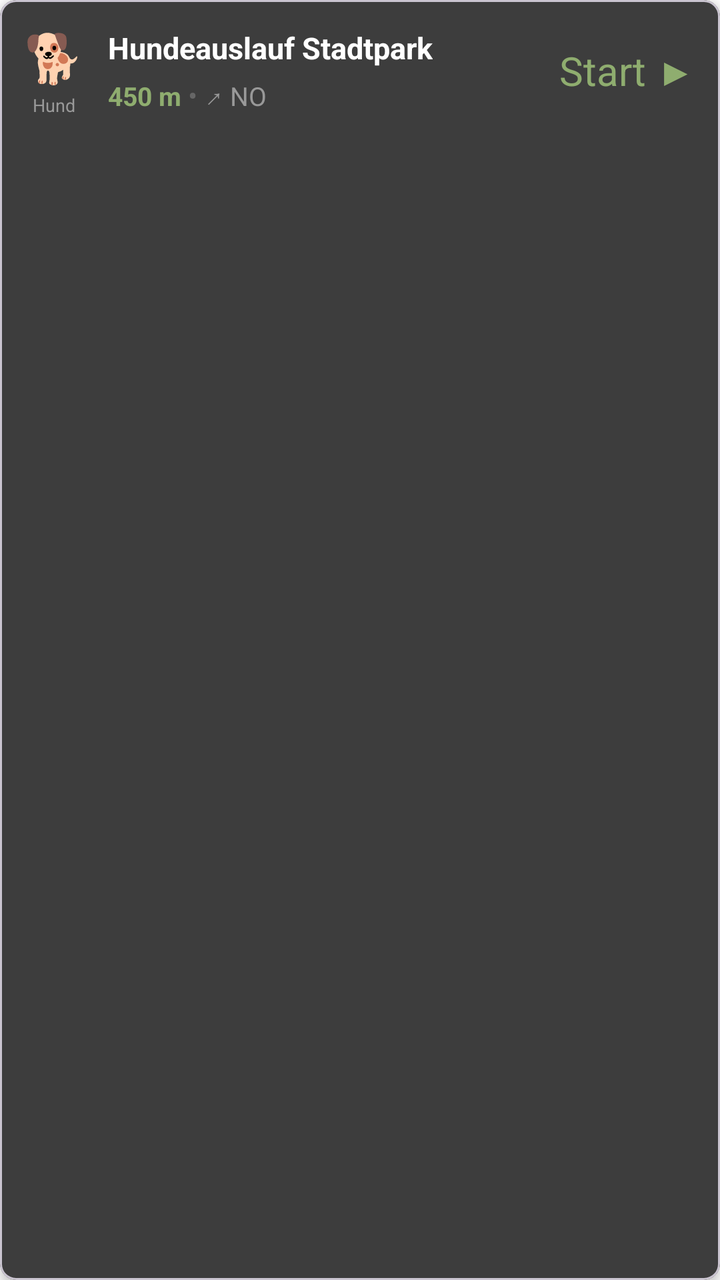
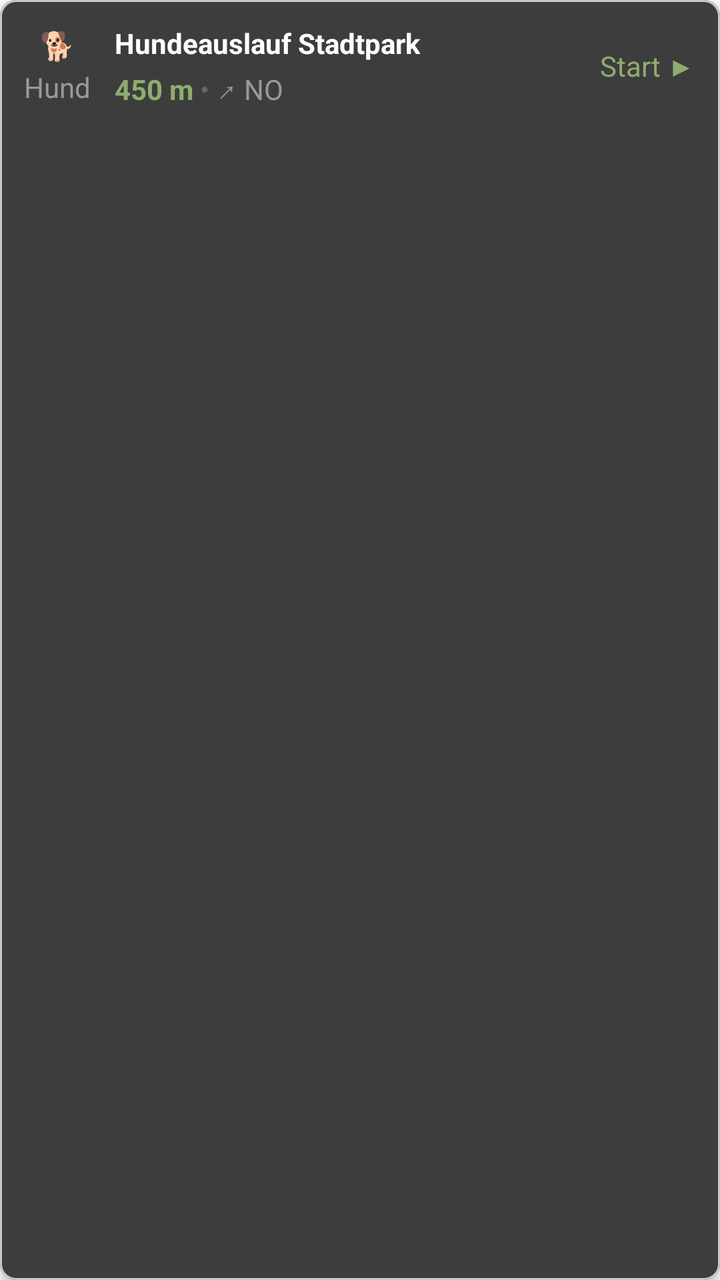

Before-and-after screenshots of an Android layout around one commit, followed by the original layout XML and the change that was made.
<!-- AndroidManifest.xml: application theme Theme.HundeWildnis -->
<!-- res/layout/item_poi_extended.xml -->
<?xml version="1.0" encoding="utf-8"?>
<com.google.android.material.card.MaterialCardView xmlns:android="http://schemas.android.com/apk/res/android"
    xmlns:app="http://schemas.android.com/apk/res-auto"
    android:layout_width="match_parent"
    android:layout_height="wrap_content"
    android:layout_margin="6dp"
    app:cardCornerRadius="8dp"
    app:cardElevation="3dp"
    app:cardBackgroundColor="#3d3d3d">

    <LinearLayout
        android:id="@+id/poiContainer"
        android:layout_width="match_parent"
        android:layout_height="wrap_content"
        android:orientation="vertical"
        android:padding="12dp"
        android:background="?attr/selectableItemBackground"
        android:clickable="true"
        android:focusable="true">

        
        <LinearLayout
            android:layout_width="match_parent"
            android:layout_height="wrap_content"
            android:orientation="horizontal"
            android:gravity="center_vertical">

            
            <LinearLayout
                android:layout_width="wrap_content"
                android:layout_height="wrap_content"
                android:orientation="vertical"
                android:gravity="center"
                android:layout_marginEnd="12dp">

                <TextView
                    android:id="@+id/poiIcon"
                    android:layout_width="wrap_content"
                    android:layout_height="wrap_content"
                    android:text="🐕"
                    android:textSize="24sp" />

                <TextView
                    android:id="@+id/poiCategory"
                    android:layout_width="wrap_content"
                    android:layout_height="wrap_content"
                    android:text="Hund"
                    android:textSize="9sp"
                    android:textColor="#999999"
                    android:layout_marginTop="2dp" />
            </LinearLayout>

            
            <LinearLayout
                android:layout_width="0dp"
                android:layout_height="wrap_content"
                android:layout_weight="1"
                android:orientation="vertical">

                <TextView
                    android:id="@+id/poiName"
                    android:layout_width="wrap_content"
                    android:layout_height="wrap_content"
                    android:text="Hundeauslauf Stadtpark"
                    android:textSize="15sp"
                    android:textStyle="bold"
                    android:textColor="#FFFFFF"
                    android:maxLines="2"
                    android:ellipsize="end" />

                
                <LinearLayout
                    android:layout_width="wrap_content"
                    android:layout_height="wrap_content"
                    android:orientation="horizontal"
                    android:layout_marginTop="4dp">

                    <TextView
                        android:id="@+id/poiDistance"
                        android:layout_width="wrap_content"
                        android:layout_height="wrap_content"
                        android:text="450 m"
                        android:textSize="13sp"
                        android:textColor="#8fad6f"
                        android:textStyle="bold" />

                    <TextView
                        android:layout_width="wrap_content"
                        android:layout_height="wrap_content"
                        android:text=" • "
                        android:textColor="#666666" />

                    <TextView
                        android:id="@+id/poiDirection"
                        android:layout_width="wrap_content"
                        android:layout_height="wrap_content"
                        android:text="↗ NO"
                        android:textSize="13sp"
                        android:textColor="#999999" />
                </LinearLayout>

            </LinearLayout>

            
            <TextView
                android:layout_width="wrap_content"
                android:layout_height="wrap_content"
                android:text="Start ▶"
                android:textSize="20sp"
                android:textColor="#8fad6f"
                android:layout_marginStart="8dp" />

        </LinearLayout>

        
        
        
        <LinearLayout
            android:id="@+id/poiDetailsContainer"
            android:layout_width="match_parent"
            android:layout_height="wrap_content"
            android:orientation="vertical"
            android:layout_marginTop="12dp"
            android:paddingTop="8dp"
            android:visibility="gone">

            
            <View
                android:layout_width="match_parent"
                android:layout_height="1dp"
                android:background="#555555"
                android:layout_marginBottom="8dp" />

            
            <LinearLayout
                android:id="@+id/addressLayout"
                android:layout_width="match_parent"
                android:layout_height="wrap_content"
                android:orientation="horizontal"
                android:layout_marginBottom="4dp"
                android:visibility="gone">

                <TextView
                    android:layout_width="90dp"
                    android:layout_height="wrap_content"
                    android:text="📍 Adresse:"
                    android:textSize="11sp"
                    android:textColor="#999999" />

                <TextView
                    android:id="@+id/poiAddress"
                    android:layout_width="0dp"
                    android:layout_height="wrap_content"
                    android:layout_weight="1"
                    android:text="Musterstraße 123"
                    android:textSize="11sp"
                    android:textColor="#CCCCCC" />
            </LinearLayout>

            
            <LinearLayout
                android:id="@+id/phoneLayout"
                android:layout_width="match_parent"
                android:layout_height="wrap_content"
                android:orientation="horizontal"
                android:layout_marginBottom="4dp"
                android:visibility="gone">

                <TextView
                    android:layout_width="90dp"
                    android:layout_height="wrap_content"
                    android:text="📞 Telefon:"
                    android:textSize="11sp"
                    android:textColor="#999999" />

                <TextView
                    android:id="@+id/poiPhone"
                    android:layout_width="0dp"
                    android:layout_height="wrap_content"
                    android:layout_weight="1"
                    android:text="+49 123 456789"
                    android:textSize="11sp"
                    android:textColor="#ffffff"
                    android:autoLink="phone" />
            </LinearLayout>

            
            <LinearLayout
                android:id="@+id/websiteLayout"
                android:layout_width="match_parent"
                android:layout_height="wrap_content"
                android:orientation="horizontal"
                android:layout_marginBottom="4dp"
                android:visibility="gone">

                <TextView
                    android:layout_width="90dp"
                    android:layout_height="wrap_content"
                    android:text="🌐 Website:"
                    android:textSize="11sp"
                    android:textColor="#999999" />

                <TextView
                    android:id="@+id/poiWebsite"
                    android:layout_width="0dp"
                    android:layout_height="wrap_content"
                    android:layout_weight="1"
                    android:text="www.example.com"
                    android:textSize="11sp"
                    android:textColor="#8fad6f"
                    android:autoLink="web" />
            </LinearLayout>

            
            <LinearLayout
                android:id="@+id/hoursLayout"
                android:layout_width="match_parent"
                android:layout_height="wrap_content"
                android:orientation="horizontal"
                android:layout_marginBottom="4dp"
                android:visibility="gone">

                <TextView
                    android:layout_width="90dp"
                    android:layout_height="wrap_content"
                    android:text="🕒 Öffnung:"
                    android:textSize="11sp"
                    android:textColor="#999999" />

                <TextView
                    android:id="@+id/poiHours"
                    android:layout_width="0dp"
                    android:layout_height="wrap_content"
                    android:layout_weight="1"
                    android:text="Mo-Fr 09:00-18:00"
                    android:textSize="11sp"
                    android:textColor="#CCCCCC" />
            </LinearLayout>

            
            <LinearLayout
                android:id="@+id/descriptionLayout"
                android:layout_width="match_parent"
                android:layout_height="wrap_content"
                android:orientation="horizontal"
                android:layout_marginBottom="4dp"
                android:visibility="gone">

                <TextView
                    android:layout_width="90dp"
                    android:layout_height="wrap_content"
                    android:text="ℹ️ Info:"
                    android:textSize="11sp"
                    android:textColor="#999999" />

                <TextView
                    android:id="@+id/poiDescription"
                    android:layout_width="0dp"
                    android:layout_height="wrap_content"
                    android:layout_weight="1"
                    android:text="Große Wiese für Hunde"
                    android:textSize="11sp"
                    android:textColor="#CCCCCC"
                    android:maxLines="3"
                    android:ellipsize="end" />
            </LinearLayout>

            
            <LinearLayout
                android:id="@+id/operatorLayout"
                android:layout_width="match_parent"
                android:layout_height="wrap_content"
                android:orientation="horizontal"
                android:layout_marginBottom="4dp"
                android:visibility="gone">

                <TextView
                    android:layout_width="90dp"
                    android:layout_height="wrap_content"
                    android:text="👤 Betreiber:"
                    android:textSize="11sp"
                    android:textColor="#999999" />

                <TextView
                    android:id="@+id/poiOperator"
                    android:layout_width="0dp"
                    android:layout_height="wrap_content"
                    android:layout_weight="1"
                    android:text="Stadt Frankfurt"
                    android:textSize="11sp"
                    android:textColor="#CCCCCC" />
            </LinearLayout>

            
            <LinearLayout
                android:id="@+id/accessLayout"
                android:layout_width="match_parent"
                android:layout_height="wrap_content"
                android:orientation="horizontal"
                android:visibility="gone">

                <TextView
                    android:layout_width="90dp"
                    android:layout_height="wrap_content"
                    android:text="🚪 Zugang:"
                    android:textSize="11sp"
                    android:textColor="#999999" />

                <TextView
                    android:id="@+id/poiAccess"
                    android:layout_width="0dp"
                    android:layout_height="wrap_content"
                    android:layout_weight="1"
                    android:text="Frei zugänglich"
                    android:textSize="11sp"
                    android:textColor="#CCCCCC" />
            </LinearLayout>

        </LinearLayout>

    </LinearLayout>

</com.google.android.material.card.MaterialCardView>
<!-- resources referenced by this layout -->
<resources>
  <style name="Base.Theme.HundeWildnis" parent="Theme.Material3.Light.NoActionBar">
          <item name="colorPrimary">#2d5016</item>
          <item name="colorPrimaryVariant">#1a3009</item>
          <item name="colorOnPrimary">#FFFFFF</item>
          <item name="colorSecondary">#6b8e4e</item>
          <item name="colorSecondaryVariant">#4a6135</item>
          <item name="colorOnSecondary">#000000</item>
          <item name="android:statusBarColor">?attr/colorPrimaryVariant</item>
  
          <item name="android:navigationBarColor">@android:color/transparent</item>
          <item name="android:windowLightStatusBar">true</item>
          <item name="android:windowLightNavigationBar">true</item>
          <item name="android:enforceNavigationBarContrast" tools:targetApi="q">false</item>
          <item name="android:enforceStatusBarContrast" tools:targetApi="q">false</item>
  
          
          <item name="colorAccent">#2d5016</item>
          <item name="android:textColorPrimary">#000000</item>
  
          
          <item name="materialAlertDialogTheme">@style/AlertDialogTheme</item>
  
          
          <item name="actionMenuTextColor">#FFFFFF</item>
  
          
          <item name="android:windowBackground">#FFFFFF</item>
          <item name="android:colorBackground">#FFFFFF</item>
      </style>
  <style name="AlertDialogTheme" parent="ThemeOverlay.Material3.MaterialAlertDialog">
          
          <item name="colorSurface">#FFFFFF</item>
  
          
          <item name="colorOnSurface">#000000</item>
          <item name="android:textColorPrimary">#000000</item>
  
          
          <item name="buttonBarPositiveButtonStyle">@style/DialogButtonStyle.Light</item>
          <item name="buttonBarNegativeButtonStyle">@style/DialogButtonStyle.Light</item>
          <item name="buttonBarNeutralButtonStyle">@style/DialogButtonStyle.Light</item>
      </style>
  <style name="DialogButtonStyle.Light" parent="Widget.Material3.Button.TextButton.Dialog">
          
          <item name="android:textColor">#2d5016</item>
  
          
          <item name="backgroundTint">@android:color/transparent</item>
  
          
          <item name="rippleColor">#332d5016</item>
      </style>
  <!-- unchanged entries left out for length: 1 -->
</resources>

<!-- the commit's change to res/layout/item_poi_extended.xml (unified diff, before → after) -->
@@ -38,14 +38,14 @@
                     android:layout_width="wrap_content"
                     android:layout_height="wrap_content"
                     android:text="🐕"
-                    android:textSize="24sp" />
+                    android:textSize="@dimen/text_body_medium" />
 
                 <TextView
                     android:id="@+id/poiCategory"
                     android:layout_width="wrap_content"
                     android:layout_height="wrap_content"
                     android:text="Hund"
-                    android:textSize="9sp"
+                    android:textSize="@dimen/text_body_medium"
                     android:textColor="#999999"
                     android:layout_marginTop="2dp" />
             </LinearLayout>
@@ -62,7 +62,7 @@
                     android:layout_width="wrap_content"
                     android:layout_height="wrap_content"
                     android:text="Hundeauslauf Stadtpark"
-                    android:textSize="15sp"
+                    android:textSize="@dimen/text_body_medium"
                     android:textStyle="bold"
                     android:textColor="#FFFFFF"
                     android:maxLines="2"
@@ -80,7 +80,7 @@
                         android:layout_width="wrap_content"
                         android:layout_height="wrap_content"
                         android:text="450 m"
-                        android:textSize="13sp"
+                        android:textSize="@dimen/text_body_medium"
                         android:textColor="#8fad6f"
                         android:textStyle="bold" />
 
@@ -95,7 +95,7 @@
                         android:layout_width="wrap_content"
                         android:layout_height="wrap_content"
                         android:text="↗ NO"
-                        android:textSize="13sp"
+                        android:textSize="@dimen/text_body_medium"
                         android:textColor="#999999" />
                 </LinearLayout>
 
@@ -106,7 +106,7 @@
                 android:layout_width="wrap_content"
                 android:layout_height="wrap_content"
                 android:text="Start ▶"
-                android:textSize="20sp"
+                android:textSize="@dimen/text_body_medium"
                 android:textColor="#8fad6f"
                 android:layout_marginStart="8dp" />
 
@@ -144,7 +144,7 @@
                     android:layout_width="90dp"
                     android:layout_height="wrap_content"
                     android:text="📍 Adresse:"
-                    android:textSize="11sp"
+                    android:textSize="@dimen/text_body_medium"
                     android:textColor="#999999" />
 
                 <TextView
@@ -153,7 +153,7 @@
                     android:layout_height="wrap_content"
                     android:layout_weight="1"
                     android:text="Musterstraße 123"
-                    android:textSize="11sp"
+                    android:textSize="@dimen/text_body_medium"
                     android:textColor="#CCCCCC" />
             </LinearLayout>
 
@@ -170,7 +170,7 @@
                     android:layout_width="90dp"
                     android:layout_height="wrap_content"
                     android:text="📞 Telefon:"
-                    android:textSize="11sp"
+                    android:textSize="@dimen/text_body_medium"
                     android:textColor="#999999" />
 
                 <TextView
@@ -179,7 +179,7 @@
                     android:layout_height="wrap_content"
                     android:layout_weight="1"
                     android:text="+49 123 456789"
-                    android:textSize="11sp"
+                    android:textSize="@dimen/text_body_medium"
                     android:textColor="#ffffff"
                     android:autoLink="phone" />
             </LinearLayout>
@@ -197,7 +197,7 @@
                     android:layout_width="90dp"
                     android:layout_height="wrap_content"
                     android:text="🌐 Website:"
-                    android:textSize="11sp"
+                    android:textSize="@dimen/text_body_medium"
                     android:textColor="#999999" />
 
                 <TextView
@@ -206,7 +206,7 @@
                     android:layout_height="wrap_content"
                     android:layout_weight="1"
                     android:text="www.example.com"
-                    android:textSize="11sp"
+                    android:textSize="@dimen/text_body_medium"
                     android:textColor="#8fad6f"
                     android:autoLink="web" />
             </LinearLayout>
@@ -224,7 +224,7 @@
                     android:layout_width="90dp"
                     android:layout_height="wrap_content"
                     android:text="🕒 Öffnung:"
-                    android:textSize="11sp"
+                    android:textSize="@dimen/text_body_medium"
                     android:textColor="#999999" />
 
                 <TextView
@@ -233,7 +233,7 @@
                     android:layout_height="wrap_content"
                     android:layout_weight="1"
                     android:text="Mo-Fr 09:00-18:00"
-                    android:textSize="11sp"
+                    android:textSize="@dimen/text_body_medium"
                     android:textColor="#CCCCCC" />
             </LinearLayout>
 
@@ -250,7 +250,7 @@
                     android:layout_width="90dp"
                     android:layout_height="wrap_content"
                     android:text="ℹ️ Info:"
-                    android:textSize="11sp"
+                    android:textSize="@dimen/text_body_medium"
                     android:textColor="#999999" />
 
                 <TextView
@@ -259,7 +259,7 @@
                     android:layout_height="wrap_content"
                     android:layout_weight="1"
                     android:text="Große Wiese für Hunde"
-                    android:textSize="11sp"
+                    android:textSize="@dimen/text_body_medium"
                     android:textColor="#CCCCCC"
                     android:maxLines="3"
                     android:ellipsize="end" />
@@ -278,7 +278,7 @@
                     android:layout_width="90dp"
                     android:layout_height="wrap_content"
                     android:text="👤 Betreiber:"
-                    android:textSize="11sp"
+                    android:textSize="@dimen/text_body_medium"
                     android:textColor="#999999" />
 
                 <TextView
@@ -287,7 +287,7 @@
                     android:layout_height="wrap_content"
                     android:layout_weight="1"
                     android:text="Stadt Frankfurt"
-                    android:textSize="11sp"
+                    android:textSize="@dimen/text_body_medium"
                     android:textColor="#CCCCCC" />
             </LinearLayout>
 
@@ -303,7 +303,7 @@
                     android:layout_width="90dp"
                     android:layout_height="wrap_content"
                     android:text="🚪 Zugang:"
-                    android:textSize="11sp"
+                    android:textSize="@dimen/text_body_medium"
                     android:textColor="#999999" />
 
                 <TextView
@@ -312,7 +312,7 @@
                     android:layout_height="wrap_content"
                     android:layout_weight="1"
                     android:text="Frei zugänglich"
-                    android:textSize="11sp"
+                    android:textSize="@dimen/text_body_medium"
                     android:textColor="#CCCCCC" />
             </LinearLayout>
 
<!-- resource entries referenced after the edit -->
@@ -1,17 +1,21 @@
 <!-- resources referenced by this layout -->
 <resources>
+  <dimen name="text_body_medium">14sp</dimen>
   <style name="Base.Theme.HundeWildnis" parent="Theme.Material3.Light.NoActionBar">
+          
+          <item name="materialButtonStyle">@style/Widget.App.Button</item>
+  
           <item name="colorPrimary">#2d5016</item>
           <item name="colorPrimaryVariant">#1a3009</item>
           <item name="colorOnPrimary">#FFFFFF</item>
           <item name="colorSecondary">#6b8e4e</item>
           <item name="colorSecondaryVariant">#4a6135</item>
           <item name="colorOnSecondary">#000000</item>
-          <item name="android:statusBarColor">?attr/colorPrimaryVariant</item>
-  
+          <item name="android:statusBarColor">@android:color/transparent</item>
           <item name="android:navigationBarColor">@android:color/transparent</item>
+          <item name="android:windowDrawsSystemBarBackgrounds">true</item>
           <item name="android:windowLightStatusBar">true</item>
-          <item name="android:windowLightNavigationBar">true</item>
+          <item name="android:windowLightNavigationBar" tools:targetApi="27">true</item>
           <item name="android:enforceNavigationBarContrast" tools:targetApi="q">false</item>
           <item name="android:enforceStatusBarContrast" tools:targetApi="q">false</item>
   
@@ -21,13 +25,26 @@
   
           
           <item name="materialAlertDialogTheme">@style/AlertDialogTheme</item>
+          <item name="alertDialogTheme">@style/AlertDialogTheme</item>
   
           
           <item name="actionMenuTextColor">#FFFFFF</item>
+          <item name="actionOverflowButtonStyle">@style/Widget.App.Overflow</item>
   
           
           <item name="android:windowBackground">#FFFFFF</item>
           <item name="android:colorBackground">#FFFFFF</item>
+      </style>
+  <style name="Widget.App.Button" parent="Widget.Material3.Button">
+          <item name="autoSizeTextType">uniform</item>
+          <item name="autoSizeMinTextSize">12sp</item>
+          <item name="autoSizeMaxTextSize">@dimen/text_button_large</item>
+          <item name="autoSizeStepGranularity">1sp</item>
+          <item name="android:maxLines">2</item>
+          <item name="android:ellipsize">end</item>
+          <item name="android:paddingStart">16dp</item>
+          <item name="android:paddingEnd">16dp</item>
+          <item name="android:minHeight">60dp</item>
       </style>
   <style name="AlertDialogTheme" parent="ThemeOverlay.Material3.MaterialAlertDialog">
           
@@ -41,10 +58,39 @@
           <item name="buttonBarPositiveButtonStyle">@style/DialogButtonStyle.Light</item>
           <item name="buttonBarNegativeButtonStyle">@style/DialogButtonStyle.Light</item>
           <item name="buttonBarNeutralButtonStyle">@style/DialogButtonStyle.Light</item>
+  
+          
+          <item name="buttonBarStyle">@style/Widget.App.ButtonBar</item>
+  
+          
+          <item name="android:buttonStyle">@style/DialogButtonStyle.Light</item>
       </style>
+  <style name="Widget.App.Overflow" parent="Widget.AppCompat.ActionButton.Overflow">
+          <item name="android:src">@drawable/ic_menu_hamburger</item>
+      </style>
+  <dimen name="text_button_large">20sp</dimen>
   <style name="DialogButtonStyle.Light" parent="Widget.Material3.Button.TextButton.Dialog">
           
           <item name="android:textColor">#2d5016</item>
+  
+          
+          <item name="android:textSize">13sp</item>
+          <item name="android:textAllCaps">false</item>
+          <item name="android:maxLines">2</item>
+          <item name="android:singleLine">false</item>
+          <item name="android:ellipsize">none</item>
+          <item name="autoSizeTextType">uniform</item>
+          <item name="autoSizeMinTextSize">10sp</item>
+          <item name="autoSizeMaxTextSize">16sp</item>
+  
+          
+          <item name="android:paddingStart">2dp</item>
+          <item name="android:paddingEnd">2dp</item>
+          <item name="android:minWidth">0dp</item>
+          <item name="android:insetLeft">0dp</item>
+          <item name="android:insetRight">0dp</item>
+          <item name="android:insetTop">0dp</item>
+          <item name="android:insetBottom">0dp</item>
   
           
           <item name="backgroundTint">@android:color/transparent</item>
@@ -52,6 +98,19 @@
           
           <item name="rippleColor">#332d5016</item>
       </style>
+  <style name="Widget.App.ButtonBar" parent="Widget.AppCompat.ButtonBar.AlertDialog">
+          <item name="android:padding">0dp</item>
+      </style>
+  <!-- drawable ic_menu_hamburger (drawable) -->
+  <vector xmlns:android="http://schemas.android.com/apk/res/android"
+      android:width="24dp"
+      android:height="24dp"
+      android:viewportWidth="24"
+      android:viewportHeight="24">
+      <path
+          android:fillColor="#FFFFFF"
+          android:pathData="M3,18h18v-2H3V18z M3,13h18v-2H3V13z M3,6v2h18V6H3z" />
+  </vector>
   <!-- unchanged entries left out for length: 1 -->
 </resources>
 
